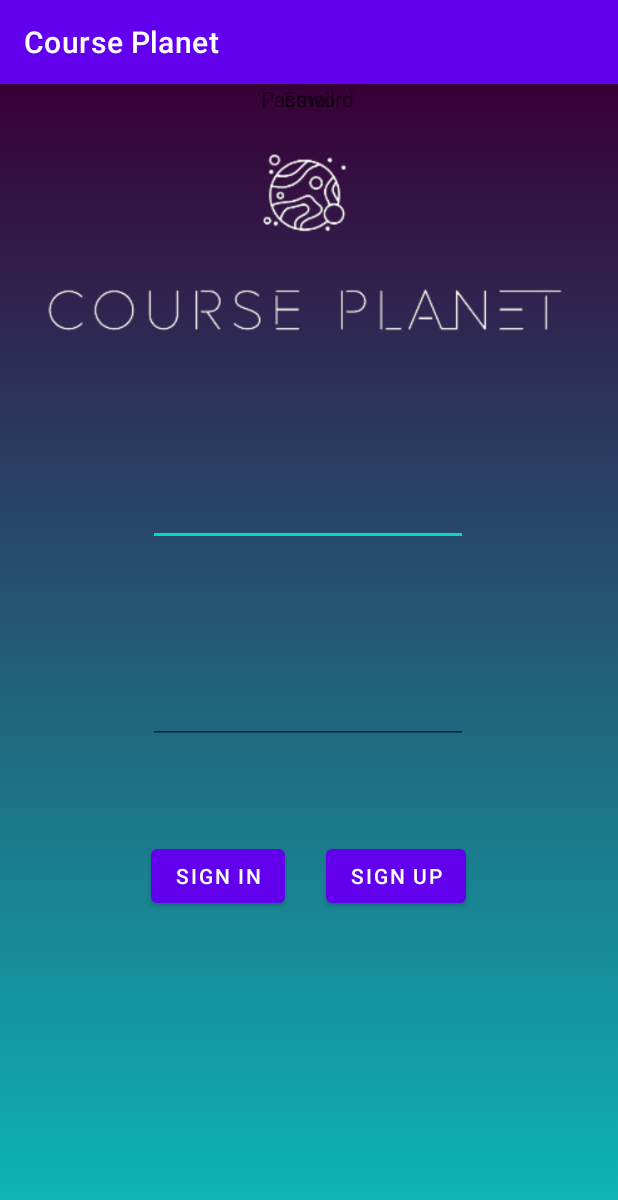
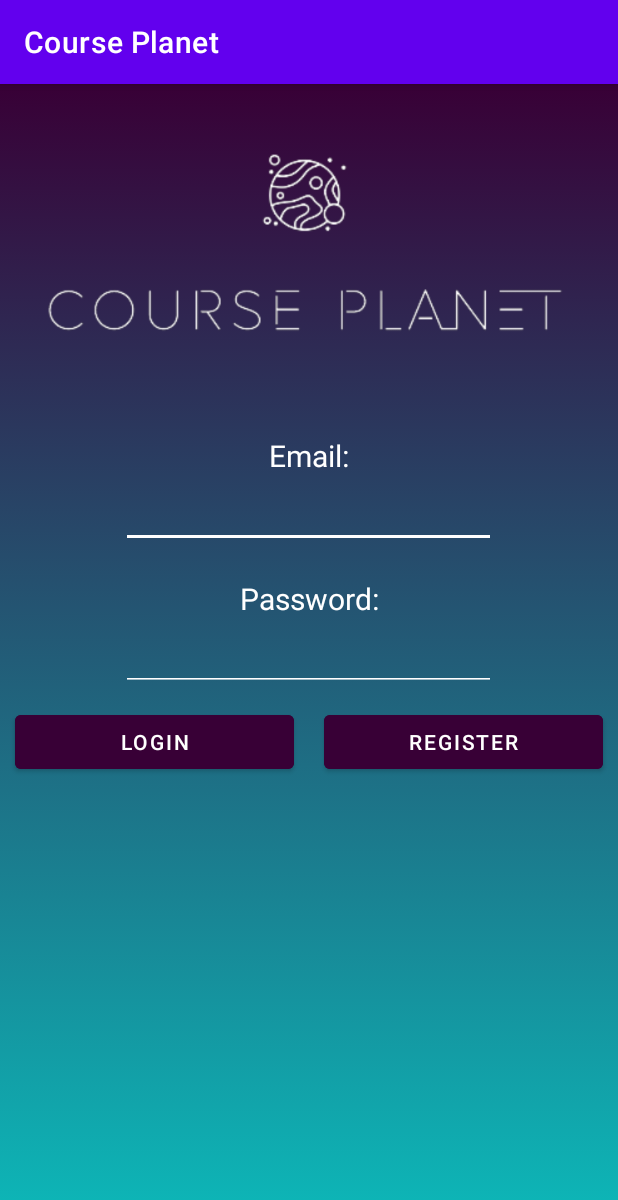
Before and after one commit to grooyeah/CoursePlanet, an Android app: the LoginActivity screen opened directly, with no data from a screen before it, on a phone screen of 412 x 824 dp. Shown: the top 1200 px of the screen. Run offline under Robolectric (Android 15) with nearby library versions, the phone set to English and light mode, and no system bars; our stand-ins replace Firebase (no records; nobody signed in at launch, a user with empty details on screens opened directly).

Commit message:
- viewmodel and repository implementation

```diff
--- a/app/src/main/AndroidManifest.xml
+++ b/app/src/main/AndroidManifest.xml
@@ -2,6 +2,8 @@
 <manifest xmlns:android="http://schemas.android.com/apk/res/android"
     xmlns:tools="http://schemas.android.com/tools"
     package="com.gruia.courseplanet">
+
+    <uses-permission android:name="android.permission.INTERNET"/>
 
     <application
         android:usesCleartextTraffic="true"
--- a/app/src/main/java/com/gruia/courseplanet/activities/LoginActivity.java
+++ b/app/src/main/java/com/gruia/courseplanet/activities/LoginActivity.java
@@ -1,82 +1,87 @@
 package com.gruia.courseplanet.activities;
 
 import androidx.appcompat.app.AppCompatActivity;
+import androidx.lifecycle.Observer;
+import androidx.lifecycle.ViewModelProvider;
 
+import android.app.Activity;
 import android.content.Intent;
 import android.os.Bundle;
-import android.util.Log;
 import android.view.View;
 import android.view.WindowManager;
+import android.widget.Button;
 import android.widget.EditText;
-import android.widget.Toast;
 
-import com.google.firebase.auth.FirebaseAuth;
 import com.google.firebase.auth.FirebaseUser;
 import com.gruia.courseplanet.R;
+import com.gruia.courseplanet.viewmodel.LoginRegisterViewModel;
 
 public class LoginActivity extends AppCompatActivity {
 
-    private static final String TAG = "EmailPassword";
-    private FirebaseAuth mAuth;
+    private LoginRegisterViewModel viewModel;
     private EditText emailInput,passInput;
+    private Button loginButton,registerButton;
+    public Activity fa;
+
 
     @Override
     protected void onCreate(Bundle savedInstanceState) {
         super.onCreate(savedInstanceState);
         getWindow().addFlags(WindowManager.LayoutParams.FLAG_FULLSCREEN);
         setContentView(R.layout.activity_login);
-        mAuth = FirebaseAuth.getInstance();
+
         emailInput =(EditText) findViewById(R.id.loginEmail);
         passInput =(EditText) findViewById(R.id.loginPassword);
+        loginButton = (Button) findViewById(R.id.loginButton);
+        registerButton = (Button) findViewById(R.id.registerButton);
+
+
+        fa = this;
+
+        viewModel = new ViewModelProvider(this).get(LoginRegisterViewModel.class);
+        viewModel.getUserMutableLiveData().observe(this, new Observer<FirebaseUser>() {
+            @Override
+            public void onChanged(FirebaseUser firebaseUser) {
+                if(firebaseUser != null)
+                {
+                    switchToMainPage();
+                }
+            }
+        });
+
+        registerButton.setOnClickListener(new View.OnClickListener() {
+            @Override
+            public void onClick(View v) {
+                String email = emailInput.getText().toString();
+                String password = passInput.getText().toString();
+
+                if(email.length() > 0 && password.length() > 0)
+                {
+                    viewModel.register(email,password);
+                }
+            }
+        });
+
+        loginButton.setOnClickListener(new View.OnClickListener() {
+            @Override
+            public void onClick(View v) {
+                String email = emailInput.getText().toString();
+                String password = passInput.getText().toString();
+
+                if(email.length() > 0 && password.length() > 0)
+                {
+                    viewModel.login(email,password);
+                }
+            }
+        });
     }
 
-    @Override
-    public void onStart() {
-        super.onStart();
-        // Check if user is signed in (non-null) and update UI accordingly.
-        FirebaseUser currentUser = mAuth.getCurrentUser();
-        if(currentUser != null){
-            reload();
-        }
+    public void switchToMainPage()
+    {
+        startActivity(new Intent(this,MainPageActivity.class));
+        fa.finish();
     }
 
-    public void login(View v)
-    {
-        signIn();
 
-    }
 
-    private void signIn() {
-        String email =(String) emailInput.getText().toString();
-        String password =(String) passInput.getText().toString();
-        // [START sign_in_with_email]
-        mAuth.signInWithEmailAndPassword(email, password)
-                .addOnCompleteListener(this, task -> {
-                    if (task.isSuccessful()) {
-                        // Sign in success, update UI with the signed-in user's information
-                        Log.d(TAG, "signInWithEmail:success");
-                        FirebaseUser user = mAuth.getCurrentUser();
-                        updateUI(user);
-                    } else {
-                        // If sign in fails, display a message to the user.
-                        Log.w(TAG, "signInWithEmail:failure", task.getException());
-                        Toast.makeText(LoginActivity.this, "Authentication failed.",
-                                Toast.LENGTH_SHORT).show();
-                        updateUI(null);
-                    }
-                });
-        // [END sign_in_with_email]
-    }
-
-    private void reload() { }
-
-    private void updateUI(FirebaseUser user) {
-
-    }
-
-    public void goToSignUp(View v)
-    {
-        Intent intent = new Intent(this,SignUpActivity.class);
-        startActivity(intent);
-    }
 }
--- /dev/null
+++ b/app/src/main/java/com/gruia/courseplanet/model/Repository.java
@@ -0,0 +1,79 @@
+package com.gruia.courseplanet.model;
+
+import android.app.Application;
+import android.widget.Toast;
+
+import androidx.annotation.NonNull;
+import androidx.lifecycle.MutableLiveData;
+
+import com.google.android.gms.tasks.OnCompleteListener;
+import com.google.android.gms.tasks.Task;
+import com.google.firebase.auth.AuthResult;
+import com.google.firebase.auth.FirebaseAuth;
+import com.google.firebase.auth.FirebaseUser;
+
+public class Repository {
+
+    private Application application;
+    private FirebaseAuth firebaseAuth;
+    private MutableLiveData<FirebaseUser> userMutableLiveData;
+    private MutableLiveData<Boolean> loggedOutMutableLiveData;
+
+    public Repository(Application application)
+    {
+        this.application = application;
+        firebaseAuth = FirebaseAuth.getInstance();
+        userMutableLiveData = new MutableLiveData<>();
+        loggedOutMutableLiveData = new MutableLiveData<>();
+
+//        if(firebaseAuth.getCurrentUser() != null)
+//        {
+//            userMutableLiveData.postValue(firebaseAuth.getCurrentUser());
+//            loggedOutMutableLiveData.postValue(false);
+//        }
+    }
+
+    public void register(String email, String password)
+    {
+        firebaseAuth.createUserWithEmailAndPassword(email,password).addOnCompleteListener(application.getMainExecutor(), new OnCompleteListener<AuthResult>() {
+            @Override
+            public void onComplete(@NonNull Task<AuthResult> task) {
+                if(task.isSuccessful())
+                {
+                    userMutableLiveData.postValue(firebaseAuth.getCurrentUser());
+                }else{
+                    Toast.makeText(application,"Registration failed: " + task.getException().getLocalizedMessage(),Toast.LENGTH_SHORT).show();
+                }
+            }
+        });
+    }
+
+    public void login(String email, String password)
+    {
+        firebaseAuth.signInWithEmailAndPassword(email, password).addOnCompleteListener(application.getMainExecutor(), new OnCompleteListener<AuthResult>() {
+            @Override
+            public void onComplete(@NonNull Task<AuthResult> task) {
+                if(task.isSuccessful())
+                {
+                    userMutableLiveData.postValue(firebaseAuth.getCurrentUser());
+                }else{
+                    Toast.makeText(application,"Login failed: " + task.getException().getLocalizedMessage(),Toast.LENGTH_SHORT).show();
+                }
+            }
+        });
+    }
+
+    public void logout()
+    {
+        firebaseAuth.signOut();
+        loggedOutMutableLiveData.postValue(true);
+    }
+
+    public MutableLiveData<FirebaseUser> getUserMutableLiveData() {
+        return userMutableLiveData;
+    }
+
+    public MutableLiveData<Boolean> getLoggedOutMutableLiveData() {
+        return loggedOutMutableLiveData;
+    }
+}
--- /dev/null
+++ b/app/src/main/java/com/gruia/courseplanet/viewmodel/LoginRegisterViewModel.java
@@ -0,0 +1,38 @@
+package com.gruia.courseplanet.viewmodel;
+
+import android.app.Application;
+
+import androidx.annotation.NonNull;
+import androidx.lifecycle.AndroidViewModel;
+import androidx.lifecycle.MutableLiveData;
+
+import com.google.firebase.auth.FirebaseUser;
+import com.gruia.courseplanet.model.Repository;
+
+public class LoginRegisterViewModel extends AndroidViewModel {
+
+    private Repository repository;
+    private MutableLiveData<FirebaseUser> userMutableLiveData;
+
+
+    public LoginRegisterViewModel(@NonNull Application application) {
+        super(application);
+
+        repository = new Repository(application);
+        userMutableLiveData = repository.getUserMutableLiveData();
+    }
+
+    public void register(String email, String password)
+    {
+        repository.register(email,password);
+    }
+
+    public void login(String email,String password)
+    {
+        repository.login(email,password);
+    }
+
+    public MutableLiveData<FirebaseUser> getUserMutableLiveData() {
+        return userMutableLiveData;
+    }
+}
--- a/app/src/main/res/layout/activity_login.xml
+++ b/app/src/main/res/layout/activity_login.xml
@@ -7,85 +7,92 @@
     tools:context=".activities.LoginActivity"
     android:background="@drawable/gradient_background">
 
+    <LinearLayout
+        android:layout_width="match_parent"
+        android:layout_height="match_parent"
+        android:orientation="vertical"
+        android:gravity="center">
+
+        <ImageView
+            android:id="@+id/imageView2"
+            android:layout_width="match_parent"
+            android:layout_height="wrap_content"
+            app:srcCompat="@drawable/course_planet_logo" />
+
+
+
+
+
+        <TextView
+            android:textColor="@color/white"
+            android:textSize="20sp"
+            android:layout_marginTop="20dp"
+            android:id="@+id/textView2"
+            android:layout_width="match_parent"
+            android:layout_height="wrap_content"
+            android:gravity="center"
+            android:text="Email:" />
+
         <EditText
             android:id="@+id/loginEmail"
-        android:layout_width="wrap_content"
+            android:layout_width="250dp"
             android:layout_height="wrap_content"
-        android:layout_marginTop="260dp"
             android:ems="10"
+            android:gravity="center"
             android:inputType="textEmailAddress"
             android:minHeight="48dp"
-        app:layout_constraintEnd_toEndOf="parent"
-        app:layout_constraintHorizontal_bias="0.497"
-        app:layout_constraintStart_toStartOf="parent"
-        app:layout_constraintTop_toTopOf="parent" />
+            android:textColor="@color/white"
+            android:backgroundTint="@color/white"
+            />
 
         <TextView
-        android:id="@+id/textView7"
-        android:layout_width="wrap_content"
+            android:layout_marginTop="20dp"
+            android:textSize="20sp"
+            android:textColor="@color/white"
+            android:gravity="center"
+            android:id="@+id/textView3"
+            android:layout_width="match_parent"
             android:layout_height="wrap_content"
-        android:text="Email"
-        app:layout_constraintBottom_toTopOf="@+id/editTextTextEmailAddress2"
-        app:layout_constraintEnd_toEndOf="parent"
-        app:layout_constraintStart_toStartOf="parent"
-        app:layout_constraintTop_toTopOf="parent"
-        app:layout_constraintVertical_bias="1.0" />
-
-    <TextView
-        android:id="@+id/textView8"
-        android:layout_width="wrap_content"
-        android:layout_height="wrap_content"
-        android:text="Password"
-        app:layout_constraintBottom_toTopOf="@+id/editTextTextPassword"
-        app:layout_constraintEnd_toEndOf="parent"
-        app:layout_constraintHorizontal_bias="0.498"
-        app:layout_constraintStart_toStartOf="parent"
-        app:layout_constraintTop_toBottomOf="@+id/editTextTextEmailAddress2"
-        app:layout_constraintVertical_bias="1.0" />
+            android:text="Password:" />
 
         <EditText
             android:id="@+id/loginPassword"
-        android:layout_width="wrap_content"
+            android:layout_width="250dp"
             android:layout_height="wrap_content"
-        android:layout_marginBottom="64dp"
+            android:backgroundTint="@color/white"
             android:ems="10"
+            android:gravity="center"
             android:inputType="textPassword"
             android:minHeight="48dp"
-        app:layout_constraintBottom_toTopOf="@+id/button3"
-        app:layout_constraintEnd_toEndOf="parent"
-        app:layout_constraintHorizontal_bias="0.497"
-        app:layout_constraintStart_toStartOf="parent" />
+            android:textColor="@color/white" />
+
+        <LinearLayout
+            android:layout_width="match_parent"
+            android:layout_height="match_parent"
+            android:orientation="horizontal">
 
             <Button
-        android:id="@+id/button3"
-        android:layout_width="wrap_content"
+                android:layout_marginTop="20dp"
+                android:id="@+id/loginButton"
+                android:backgroundTint="#380036"
+                android:layout_width="12dp"
                 android:layout_height="wrap_content"
-        android:layout_marginBottom="216dp"
-        android:text="Sign In"
-        app:layout_constraintBottom_toBottomOf="parent"
-        app:layout_constraintEnd_toEndOf="parent"
-        app:layout_constraintHorizontal_bias="0.311"
-        app:layout_constraintStart_toStartOf="parent"
-        android:onClick="login"/>
-
-    <ImageView
-        android:id="@+id/imageView3"
-        android:layout_width="wrap_content"
-        android:layout_height="wrap_content"
-        app:layout_constraintEnd_toEndOf="parent"
-        app:layout_constraintStart_toStartOf="parent"
-        app:layout_constraintTop_toTopOf="parent"
-        app:srcCompat="@drawable/course_planet_logo" />
+                android:layout_margin="10dp"
+                android:text="Login"
+                android:onClick="login"
+                android:layout_weight="1"/>
 
             <Button
-        android:id="@+id/button5"
-        android:layout_width="wrap_content"
+                android:id="@+id/registerButton"
+                android:layout_width="12dp"
                 android:layout_height="wrap_content"
-        android:layout_marginBottom="216dp"
-        android:text="Sign Up"
-        app:layout_constraintBottom_toBottomOf="parent"
-        app:layout_constraintEnd_toEndOf="parent"
-        app:layout_constraintHorizontal_bias="0.681"
-        app:layout_constraintStart_toStartOf="parent"
-        android:onClick="goToSignUp"/>
+                android:layout_marginTop="20dp"
+                android:layout_margin="10dp"
+                android:backgroundTint="#380036"
+                android:text="Register"
+                android:layout_weight="1"
+                />
+
+        </LinearLayout>
+    </LinearLayout>
 </androidx.constraintlayout.widget.ConstraintLayout>
--- a/gradle.properties
+++ b/gradle.properties
@@ -19,3 +19,4 @@ android.useAndroidX=true
 # resources declared in the library itself and none from the library's dependencies,
 # thereby reducing the size of the R class for that library
 android.nonTransitiveRClass=true
+android.enableJetifier=true
```
Also changed, not shown: app/build.gradle (+9 -1 lines), app/src/main/java/com/gruia/courseplanet/activities/MainPageActivity.java (+62 -1 lines), app/src/main/java/com/gruia/courseplanet/activities/SignUpActivity.java (+22 -68 lines), app/src/main/java/com/gruia/courseplanet/model/User.java (added, +41 -0 lines), app/src/main/java/com/gruia/courseplanet/viewmodel/LoggedInViewModel.java (added, +39 -0 lines), app/src/main/res/layout/activity_main_page.xml (+8 -8 lines), app/src/main/res/layout/activity_sign_up.xml (+47 -45 lines). Lines whose indentation alone changed are shown as unchanged.
